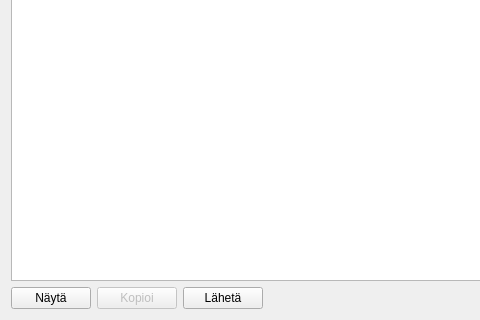
Old version of the form kitupiikki/laskutus/laskulistawidget.ui in the repository artoh/kitupiikki; both pictures show x 0 to 480 and y 279 to 599 of the 1205 by 599 pixel window.
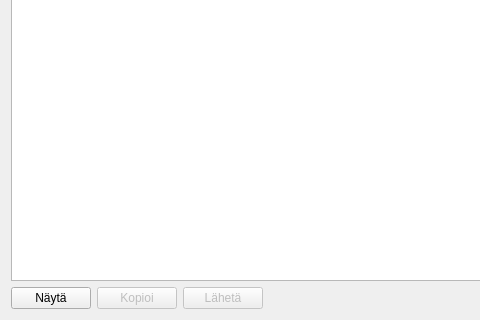
New version of the form. Icons and pictures are not drawn. Custom widgets are drawn as their Qt base class.

What changed in the file:
```diff
--- a/kitupiikki/laskutus/laskulistawidget.ui
+++ b/kitupiikki/laskutus/laskulistawidget.ui
@@ -86,6 +86,9 @@
      </item>
      <item>
       <widget class="QPushButton" name="lahetaNappi">
+       <property name="enabled">
+        <bool>false</bool>
+       </property>
        <property name="text">
         <string>Lähetä</string>
        </property>
```
